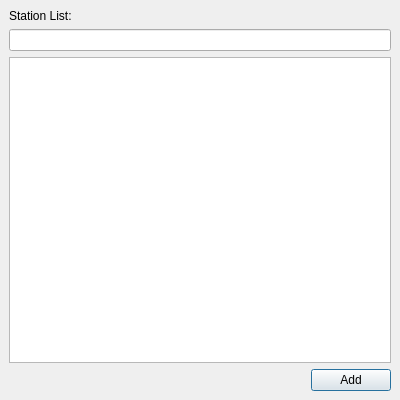
This is libs/seiscomp/gui/datamodel/selectstation.ui in SeisComP/common as Qt 5 draws it before an edit. The edited form follows.
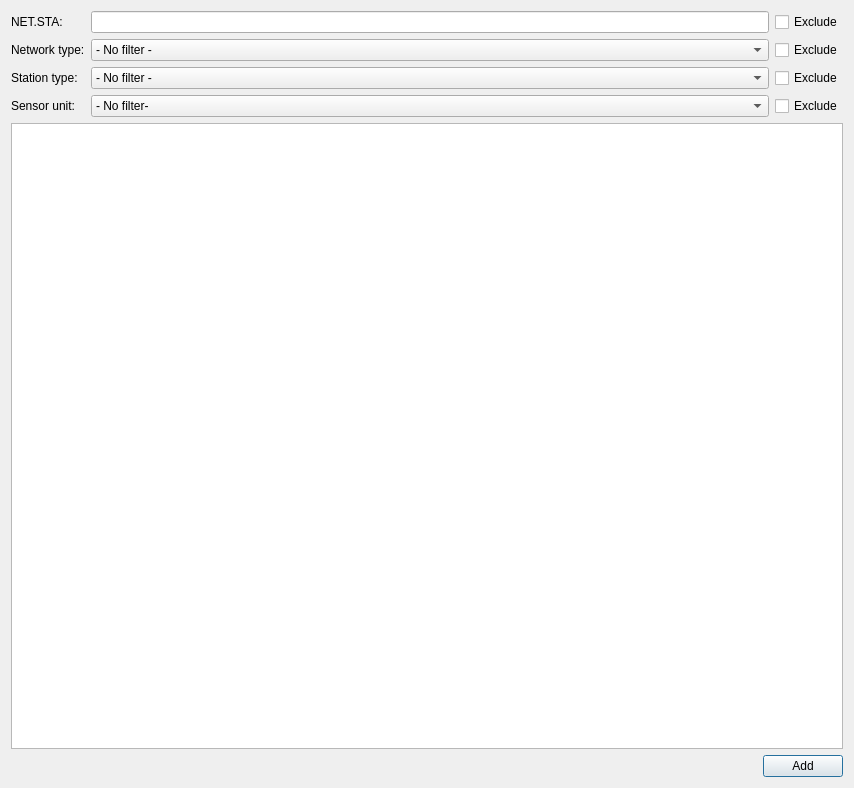
This is the edited form.

Commit message:
[gui] Add more search flexibility to "Select station" dialog
* Filter by network type
* Filter by station type
* Filter by channel unit (instrument type)
* Allow to either include or exclude each result list

What changed in the file:
```diff
--- a/libs/seiscomp/gui/datamodel/selectstation.ui
+++ b/libs/seiscomp/gui/datamodel/selectstation.ui
@@ -3,38 +3,112 @@
  <comment></comment>
  <exportmacro></exportmacro>
  <class>SelectStation</class>
- <widget class="QDialog" name="SelectStation" >
-  <property name="geometry" >
+ <widget class="QDialog" name="SelectStation">
+  <property name="geometry">
    <rect>
     <x>0</x>
     <y>0</y>
-    <width>400</width>
-    <height>400</height>
+    <width>854</width>
+    <height>788</height>
    </rect>
   </property>
   <property name="windowTitle" >
    <string>Add station(s)</string>
   </property>
-  <layout class="QVBoxLayout" >
-   <property name="margin" >
-    <number>9</number>
-   </property>
-   <property name="spacing" >
-    <number>6</number>
-   </property>
+  <layout class="QVBoxLayout" name="verticalLayout">
    <item>
-    <widget class="QLabel" name="stationListLabel" >
-     <property name="text" >
-      <string>Station List:</string>
-     </property>
-    </widget>
+    <layout class="QGridLayout" name="gridLayout">
+     <item row="0" column="0">
+      <widget class="QLabel" name="labelNSLC">
+       <property name="text">
+        <string>NET.STA:</string>
+       </property>
+      </widget>
+     </item>
+     <item row="0" column="1">
+      <widget class="QLineEdit" name="lineEditNSLC"/>
+     </item>
+     <item row="0" column="2">
+      <widget class="QCheckBox" name="cbExcludeNSLC">
+       <property name="text">
+        <string>Exclude</string>
+       </property>
+      </widget>
+     </item>
+     <item row="1" column="0">
+      <widget class="QLabel" name="label">
+       <property name="text">
+        <string>Network type:</string>
+       </property>
+      </widget>
+     </item>
+     <item row="1" column="1">
+      <widget class="QComboBox" name="comboNetworkType">
+       <item>
+        <property name="text">
+         <string>- No filter -</string>
+        </property>
+       </item>
+      </widget>
+     </item>
+     <item row="1" column="2">
+      <widget class="QCheckBox" name="cbExcludeNetworkType">
+       <property name="text">
+        <string>Exclude</string>
+       </property>
+      </widget>
+     </item>
+     <item row="2" column="0">
+      <widget class="QLabel" name="label_2">
+       <property name="text">
+        <string>Station type:</string>
+       </property>
+      </widget>
+     </item>
+     <item row="2" column="1">
+      <widget class="QComboBox" name="comboStationType">
+       <item>
+        <property name="text">
+         <string>- No filter -</string>
+        </property>
+       </item>
+      </widget>
+     </item>
+     <item row="2" column="2">
+      <widget class="QCheckBox" name="cbExcludeStationType">
+       <property name="text">
+        <string>Exclude</string>
+       </property>
+      </widget>
+     </item>
+     <item row="3" column="0">
+      <widget class="QLabel" name="label_3">
+       <property name="text">
+        <string>Sensor unit:</string>
+       </property>
+      </widget>
+     </item>
+     <item row="3" column="1">
+      <widget class="QComboBox" name="comboSensorUnit">
+       <item>
+        <property name="text">
+         <string>- No filter- </string>
+        </property>
+       </item>
+      </widget>
+     </item>
+     <item row="3" column="2">
+      <widget class="QCheckBox" name="cbExcludeSensorUnit">
+       <property name="text">
+        <string>Exclude</string>
+       </property>
+      </widget>
+     </item>
+    </layout>
    </item>
    <item>
-    <widget class="QLineEdit" name="stationLineEdit" />
-   </item>
-   <item>
-    <widget class="QTableView" name="table" >
-     <property name="alternatingRowColors" >
+    <widget class="QTableView" name="table">
+     <property name="alternatingRowColors">
       <bool>true</bool>
      </property>
      <property name="selectionBehavior" >
@@ -43,13 +117,22 @@
     </widget>
    </item>
    <item>
-    <layout class="QHBoxLayout" >
-     <property name="margin" >
-      <number>0</number>
-     </property>
-     <property name="spacing" >
+    <layout class="QHBoxLayout">
+     <property name="spacing">
       <number>6</number>
      </property>
+     <property name="leftMargin">
+      <number>0</number>
+     </property>
+     <property name="topMargin">
+      <number>0</number>
+     </property>
+     <property name="rightMargin">
+      <number>0</number>
+     </property>
+     <property name="bottomMargin">
+      <number>0</number>
+     </property>
      <item>
       <spacer>
        <property name="orientation" >
@@ -64,8 +147,8 @@
       </spacer>
      </item>
      <item>
-      <widget class="QPushButton" name="btnAdd" >
-       <property name="text" >
+      <widget class="QPushButton" name="btnAdd">
+       <property name="text">
         <string>Add</string>
        </property>
       </widget>
```
Left out of the diff: 39 changed lines with no effect on the pictures. The commit also changes 2 other files.
